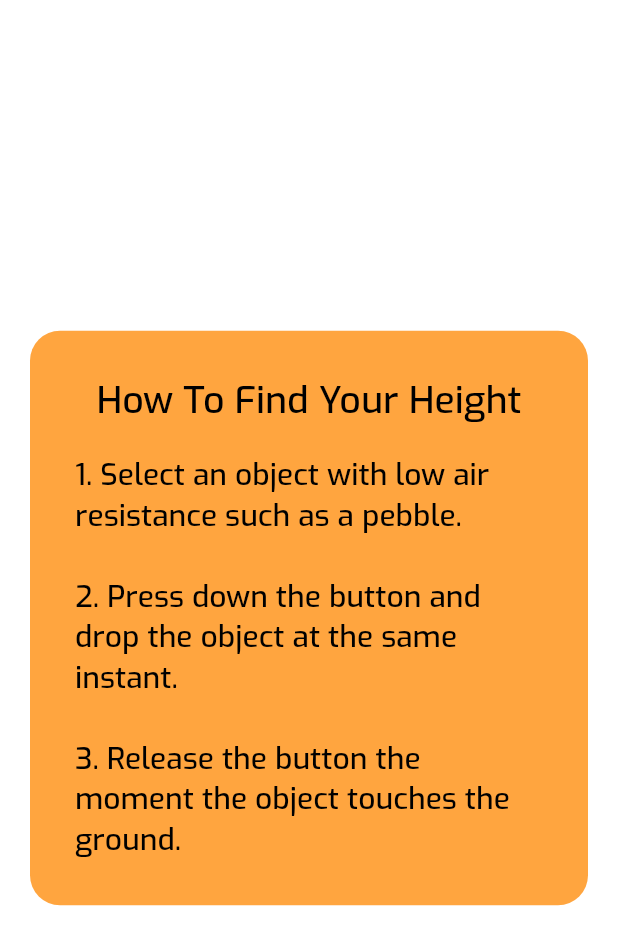
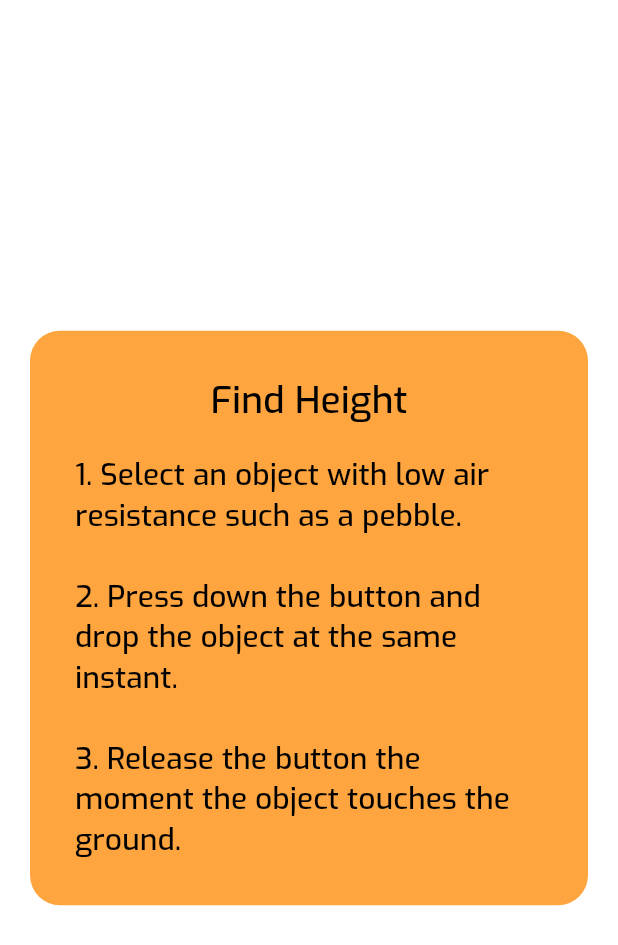
Before and after one commit to JaredTeter/height_finder, a Flutter app: the Instructions screen opened by its route, on a phone screen of 412 x 824 dp. Shown: the top 945 px of the screen. Run offline on Flutter 3.47's test engine with Material 2 defaults, Android fonts, the phone set to English and light mode, and no system bars.

Commit message:
changed instructions title to Find Height

```diff
--- a/lib/pages/instructions_page.dart
+++ b/lib/pages/instructions_page.dart
@@ -30,7 +30,7 @@ class Instructions extends StatelessWidget {
                   child: Column(
                     children: const [
                       Text(
-                        "How To Find Your Height",
+                        "Find Height",
                         style: TextStyle(fontSize: 25),
                       ),
                       SizedBox(height: 20),
```
